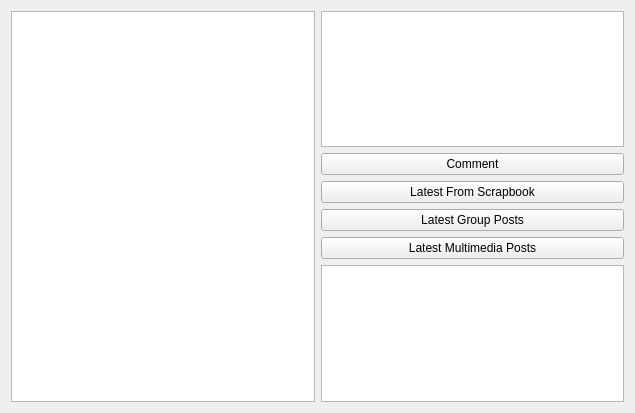
Old version of the form gui/dashboardgui.ui in the repository Huy-Nguyen-HCI/RocketBook.
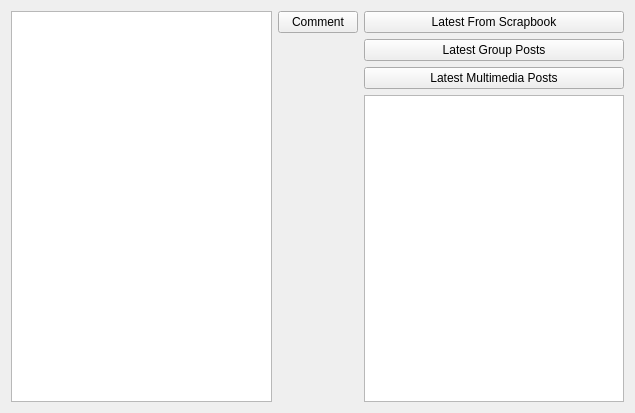
New version of the form.

Diff of the .ui file:
```diff
--- a/gui/dashboardgui.ui
+++ b/gui/dashboardgui.ui
@@ -17,18 +17,8 @@
    <item row="0" column="0">
     <widget class="QListWidget" name="wholeFeed"/>
    </item>
-   <item row="0" column="1">
+   <item row="0" column="2">
     <layout class="QVBoxLayout" name="verticalLayout_3">
-     <item>
-      <widget class="QListWidget" name="wholeFeed"/>
-     </item>
-     <item alignment="Qt::AlignTop">
-      <widget class="QPushButton" name="commentButton">
-       <property name="text">
-        <string>Comment</string>
-       </property>
-      </widget>
-     </item>
      <item>
       <layout class="QVBoxLayout" name="verticalLayout_3">
        <item>
@@ -59,6 +49,13 @@
      </item>
     </layout>
    </item>
+   <item row="0" column="1" alignment="Qt::AlignTop">
+    <widget class="QPushButton" name="commentButton">
+     <property name="text">
+      <string>Comment</string>
+     </property>
+    </widget>
+   </item>
   </layout>
  </widget>
  <resources/>
```
